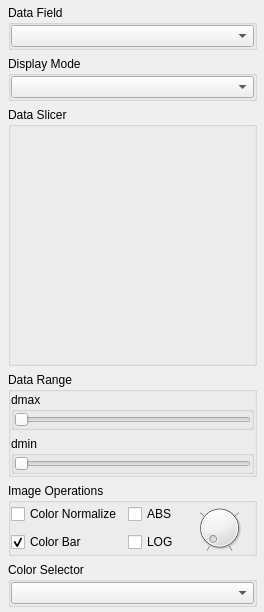
The window that EoSpex/ui/ImageControl.ui (sageyu123/EOVSASpex) describes before a commit, drawn with Qt 5.
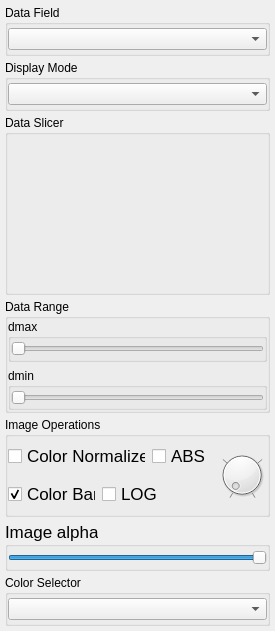
The same window after the commit.

Commit message: add control panel to Limb and Grid layers

The edit to the form file:
```diff
--- a/EoSpex/ui/ImageControl.ui
+++ b/EoSpex/ui/ImageControl.ui
@@ -6,28 +6,43 @@
    <rect>
     <x>0</x>
     <y>0</y>
-    <width>264</width>
-    <height>612</height>
+    <width>275</width>
+    <height>631</height>
    </rect>
   </property>
+  <property name="sizePolicy">
+   <sizepolicy hsizetype="Preferred" vsizetype="Fixed">
+    <horstretch>0</horstretch>
+    <verstretch>0</verstretch>
+   </sizepolicy>
+  </property>
   <property name="windowTitle">
    <string>Form</string>
   </property>
   <layout class="QVBoxLayout" name="verticalLayout_5">
+   <property name="spacing">
+    <number>4</number>
+   </property>
    <property name="leftMargin">
-    <number>8</number>
+    <number>5</number>
    </property>
    <property name="topMargin">
     <number>5</number>
    </property>
    <property name="rightMargin">
-    <number>7</number>
+    <number>5</number>
    </property>
    <property name="bottomMargin">
     <number>5</number>
    </property>
    <item>
     <widget class="QGroupBox" name="groupBox_dataField">
+     <property name="sizePolicy">
+      <sizepolicy hsizetype="Preferred" vsizetype="Fixed">
+       <horstretch>0</horstretch>
+       <verstretch>0</verstretch>
+      </sizepolicy>
+     </property>
      <property name="maximumSize">
       <size>
        <width>16777215</width>
@@ -54,13 +69,26 @@
        <number>0</number>
       </property>
       <item>
-       <widget class="QComboBox" name="control_dataField"/>
+       <widget class="QComboBox" name="control_dataField">
+        <property name="minimumSize">
+         <size>
+          <width>240</width>
+          <height>0</height>
+         </size>
+        </property>
+       </widget>
       </item>
      </layout>
     </widget>
    </item>
    <item>
     <widget class="QGroupBox" name="groupBox_displayMode">
+     <property name="sizePolicy">
+      <sizepolicy hsizetype="Preferred" vsizetype="Fixed">
+       <horstretch>0</horstretch>
+       <verstretch>0</verstretch>
+      </sizepolicy>
+     </property>
      <property name="maximumSize">
       <size>
        <width>16777215</width>
@@ -87,29 +115,42 @@
        <number>0</number>
       </property>
       <item>
-       <widget class="QComboBox" name="control_displayMode"/>
+       <widget class="QComboBox" name="control_displayMode">
+        <property name="minimumSize">
+         <size>
+          <width>240</width>
+          <height>0</height>
+         </size>
+        </property>
+       </widget>
       </item>
      </layout>
     </widget>
    </item>
    <item>
     <widget class="QGroupBox" name="slicer_group">
+     <property name="sizePolicy">
+      <sizepolicy hsizetype="Preferred" vsizetype="Fixed">
+       <horstretch>0</horstretch>
+       <verstretch>0</verstretch>
+      </sizepolicy>
+     </property>
+     <property name="minimumSize">
+      <size>
+       <width>240</width>
+       <height>180</height>
+      </size>
+     </property>
+     <property name="maximumSize">
+      <size>
+       <width>16777215</width>
+       <height>200</height>
+      </size>
+     </property>
      <property name="title">
       <string>Data Slicer</string>
      </property>
      <layout class="QVBoxLayout" name="verticalLayout_4">
-      <property name="leftMargin">
-       <number>0</number>
-      </property>
-      <property name="topMargin">
-       <number>0</number>
-      </property>
-      <property name="rightMargin">
-       <number>0</number>
-      </property>
-      <property name="bottomMargin">
-       <number>0</number>
-      </property>
       <item>
        <spacer name="verticalSpacer">
         <property name="orientation">
@@ -117,8 +158,8 @@
         </property>
         <property name="sizeHint" stdset="0">
          <size>
-          <width>20</width>
-          <height>60</height>
+          <width>17</width>
+          <height>128</height>
          </size>
         </property>
        </spacer>
@@ -129,14 +170,14 @@
    <item>
     <widget class="QGroupBox" name="control_DataRange_GBox">
      <property name="sizePolicy">
-      <sizepolicy hsizetype="Preferred" vsizetype="Preferred">
+      <sizepolicy hsizetype="Preferred" vsizetype="Fixed">
        <horstretch>0</horstretch>
        <verstretch>0</verstretch>
       </sizepolicy>
      </property>
      <property name="minimumSize">
       <size>
-       <width>0</width>
+       <width>240</width>
        <height>0</height>
       </size>
      </property>
@@ -164,6 +205,12 @@
       </property>
       <item>
        <widget class="QGroupBox" name="Slider_dmax_GBox">
+        <property name="minimumSize">
+         <size>
+          <width>240</width>
+          <height>0</height>
+         </size>
+        </property>
         <property name="maximumSize">
          <size>
           <width>16777215</width>
@@ -212,6 +259,12 @@
       </item>
       <item>
        <widget class="QGroupBox" name="Slider_dmin_GBox">
+        <property name="minimumSize">
+         <size>
+          <width>240</width>
+          <height>0</height>
+         </size>
+        </property>
         <property name="maximumSize">
          <size>
           <width>16777215</width>
@@ -260,6 +313,18 @@
    </item>
    <item>
     <widget class="QGroupBox" name="control_imageOperations_Gbox">
+     <property name="sizePolicy">
+      <sizepolicy hsizetype="Preferred" vsizetype="Fixed">
+       <horstretch>0</horstretch>
+       <verstretch>0</verstretch>
+      </sizepolicy>
+     </property>
+     <property name="minimumSize">
+      <size>
+       <width>240</width>
+       <height>85</height>
+      </size>
+     </property>
      <property name="maximumSize">
       <size>
        <width>16777215</width>
@@ -282,8 +347,13 @@
       <property name="bottomMargin">
        <number>0</number>
       </property>
-      <item row="1" column="0">
+      <item row="2" column="0">
        <widget class="QCheckBox" name="control_colorBar_check">
+        <property name="font">
+         <font>
+          <pointsize>13</pointsize>
+         </font>
+        </property>
         <property name="text">
          <string>Color Bar</string>
         </property>
@@ -292,22 +362,13 @@
         </property>
        </widget>
       </item>
-      <item row="0" column="1">
-       <widget class="QCheckBox" name="control_abs_check">
-        <property name="text">
-         <string>ABS</string>
-        </property>
-       </widget>
-      </item>
-      <item row="1" column="1">
-       <widget class="QCheckBox" name="control_log_check">
-        <property name="text">
-         <string>LOG</string>
-        </property>
-       </widget>
-      </item>
-      <item row="0" column="0">
+      <item row="1" column="0" colspan="2">
        <widget class="QCheckBox" name="control_colorNorm_check">
+        <property name="font">
+         <font>
+          <pointsize>13</pointsize>
+         </font>
+        </property>
         <property name="text">
          <string>Color Normalize</string>
         </property>
@@ -316,7 +377,19 @@
         </property>
        </widget>
       </item>
-      <item row="0" column="2" rowspan="2">
+      <item row="1" column="2">
+       <widget class="QCheckBox" name="control_abs_check">
+        <property name="font">
+         <font>
+          <pointsize>13</pointsize>
+         </font>
+        </property>
+        <property name="text">
+         <string>ABS</string>
+        </property>
+       </widget>
+      </item>
+      <item row="1" column="3" rowspan="2">
        <widget class="QDial" name="rotate_dial">
         <property name="maximum">
          <number>3</number>
@@ -338,15 +411,107 @@
         </property>
        </widget>
       </item>
+      <item row="2" column="1" colspan="2">
+       <widget class="QCheckBox" name="control_log_check">
+        <property name="font">
+         <font>
+          <pointsize>13</pointsize>
+         </font>
+        </property>
+        <property name="text">
+         <string>LOG</string>
+        </property>
+       </widget>
+      </item>
      </layout>
     </widget>
    </item>
    <item>
-    <widget class="QGroupBox" name="control_colorSelectror_GBox">
+    <widget class="QGroupBox" name="Slider_alpha_GBox">
+     <property name="sizePolicy">
+      <sizepolicy hsizetype="Expanding" vsizetype="Fixed">
+       <horstretch>0</horstretch>
+       <verstretch>0</verstretch>
+      </sizepolicy>
+     </property>
+     <property name="minimumSize">
+      <size>
+       <width>240</width>
+       <height>0</height>
+      </size>
+     </property>
      <property name="maximumSize">
       <size>
        <width>16777215</width>
-       <height>77</height>
+       <height>50</height>
+      </size>
+     </property>
+     <property name="font">
+      <font>
+       <pointsize>13</pointsize>
+      </font>
+     </property>
+     <property name="title">
+      <string>Image alpha</string>
+     </property>
+     <layout class="QGridLayout" name="gridLayout_5">
+      <property name="leftMargin">
+       <number>0</number>
+      </property>
+      <property name="topMargin">
+       <number>0</number>
+      </property>
+      <property name="rightMargin">
+       <number>0</number>
+      </property>
+      <property name="bottomMargin">
+       <number>0</number>
+      </property>
+      <item row="0" column="0">
+       <widget class="QSlider" name="Slider_alpha">
+        <property name="maximumSize">
+         <size>
+          <width>16777215</width>
+          <height>22</height>
+         </size>
+        </property>
+        <property name="font">
+         <font>
+          <pointsize>9</pointsize>
+         </font>
+        </property>
+        <property name="maximum">
+         <number>100</number>
+        </property>
+        <property name="value">
+         <number>100</number>
+        </property>
+        <property name="orientation">
+         <enum>Qt::Horizontal</enum>
+        </property>
+       </widget>
+      </item>
+     </layout>
+    </widget>
+   </item>
+   <item>
+    <widget class="QGroupBox" name="control_colorSelector_GBox">
+     <property name="sizePolicy">
+      <sizepolicy hsizetype="Preferred" vsizetype="Fixed">
+       <horstretch>0</horstretch>
+       <verstretch>0</verstretch>
+      </sizepolicy>
+     </property>
+     <property name="minimumSize">
+      <size>
+       <width>240</width>
+       <height>0</height>
+      </size>
+     </property>
+     <property name="maximumSize">
+      <size>
+       <width>16777215</width>
+       <height>51</height>
       </size>
      </property>
      <property name="title">
```
Left out of the diff: 5 changed lines with no effect on the pictures. The commit also changes 6 other files.
